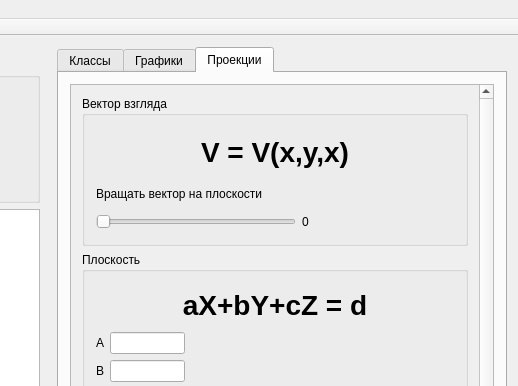
The window that SuperBinarization/Forms/mainwindow.ui (relaxesemind/SuperBinarization) describes before a commit, drawn with Qt 5; both pictures show x 543 to 1061 and y 0 to 386 of the 1061 by 861 pixel window.
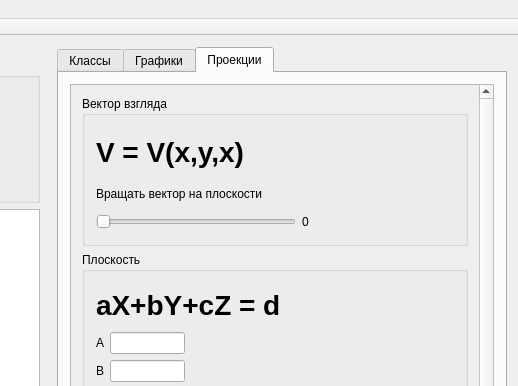
The same window after the commit. Custom widgets are drawn as their Qt base class.

Patch:
```diff
--- a/SuperBinarization/Forms/mainwindow.ui
+++ b/SuperBinarization/Forms/mainwindow.ui
@@ -430,8 +430,8 @@
             <rect>
              <x>0</x>
              <y>0</y>
-             <width>402</width>
-             <height>771</height>
+             <width>407</width>
+             <height>779</height>
             </rect>
            </property>
            <layout class="QVBoxLayout" name="verticalLayout_12">
@@ -449,6 +449,12 @@
               <layout class="QVBoxLayout" name="verticalLayout_7">
                <item>
                 <widget class="QLabel" name="label_8">
+                 <property name="sizePolicy">
+                  <sizepolicy hsizetype="MinimumExpanding" vsizetype="Preferred">
+                   <horstretch>0</horstretch>
+                   <verstretch>0</verstretch>
+                  </sizepolicy>
+                 </property>
                  <property name="font">
                   <font>
                    <pointsize>21</pointsize>
@@ -460,7 +466,7 @@
                   <string>V = V(x,y,x)</string>
                  </property>
                  <property name="alignment">
-                  <set>Qt::AlignCenter</set>
+                  <set>Qt::AlignLeading|Qt::AlignLeft|Qt::AlignVCenter</set>
                  </property>
                 </widget>
                </item>
@@ -532,6 +538,12 @@
               <layout class="QVBoxLayout" name="verticalLayout_14">
                <item>
                 <widget class="QLabel" name="label_18">
+                 <property name="sizePolicy">
+                  <sizepolicy hsizetype="MinimumExpanding" vsizetype="Preferred">
+                   <horstretch>0</horstretch>
+                   <verstretch>0</verstretch>
+                  </sizepolicy>
+                 </property>
                  <property name="font">
                   <font>
                    <pointsize>21</pointsize>
@@ -543,7 +555,7 @@
                   <string>aX+bY+cZ = d</string>
                  </property>
                  <property name="alignment">
-                  <set>Qt::AlignCenter</set>
+                  <set>Qt::AlignLeading|Qt::AlignLeft|Qt::AlignVCenter</set>
                  </property>
                 </widget>
                </item>
```
Left out of the diff: 6 changed lines with no effect on the pictures.
